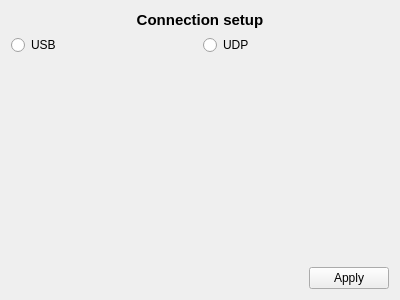
Qt form Terminal/connectionsetup.ui (GAO-777/CMD3_Trigger_stand) before a commit.
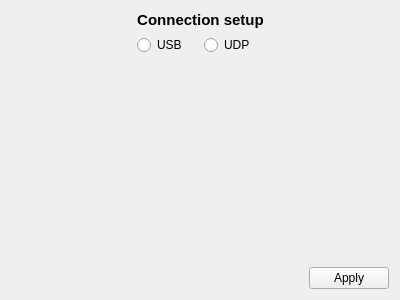
The same form after that commit.

```diff
--- a/Terminal/connectionsetup.ui
+++ b/Terminal/connectionsetup.ui
@@ -16,26 +16,28 @@
   <layout class="QVBoxLayout" name="verticalLayout">
    <item>
     <layout class="QGridLayout" name="gridLayout">
-     <item row="2" column="0">
+     <item row="2" column="1">
       <widget class="QRadioButton" name="USB_ConnectionType_rb">
+       <property name="layoutDirection">
+        <enum>Qt::LeftToRight</enum>
+       </property>
        <property name="text">
         <string>USB</string>
        </property>
       </widget>
      </item>
-     <item row="2" column="1">
+     <item row="2" column="2">
       <widget class="QRadioButton" name="UDP_ConnectionType_rb">
        <property name="text">
         <string>UDP</string>
        </property>
       </widget>
      </item>
-     <item row="0" column="0" colspan="2">
+     <item row="0" column="1" colspan="2">
       <widget class="QLabel" name="label">
        <property name="font">
         <font>
          <pointsize>11</pointsize>
-         <weight>75</weight>
          <bold>true</bold>
         </font>
        </property>
@@ -47,6 +49,32 @@
        </property>
       </widget>
      </item>
+     <item row="2" column="0">
+      <spacer name="horizontalSpacer_2">
+       <property name="orientation">
+        <enum>Qt::Horizontal</enum>
+       </property>
+       <property name="sizeHint" stdset="0">
+        <size>
+         <width>40</width>
+         <height>20</height>
+        </size>
+       </property>
+      </spacer>
+     </item>
+     <item row="2" column="3">
+      <spacer name="horizontalSpacer_3">
+       <property name="orientation">
+        <enum>Qt::Horizontal</enum>
+       </property>
+       <property name="sizeHint" stdset="0">
+        <size>
+         <width>40</width>
+         <height>20</height>
+        </size>
+       </property>
+      </spacer>
+     </item>
     </layout>
    </item>
    <item>
```
